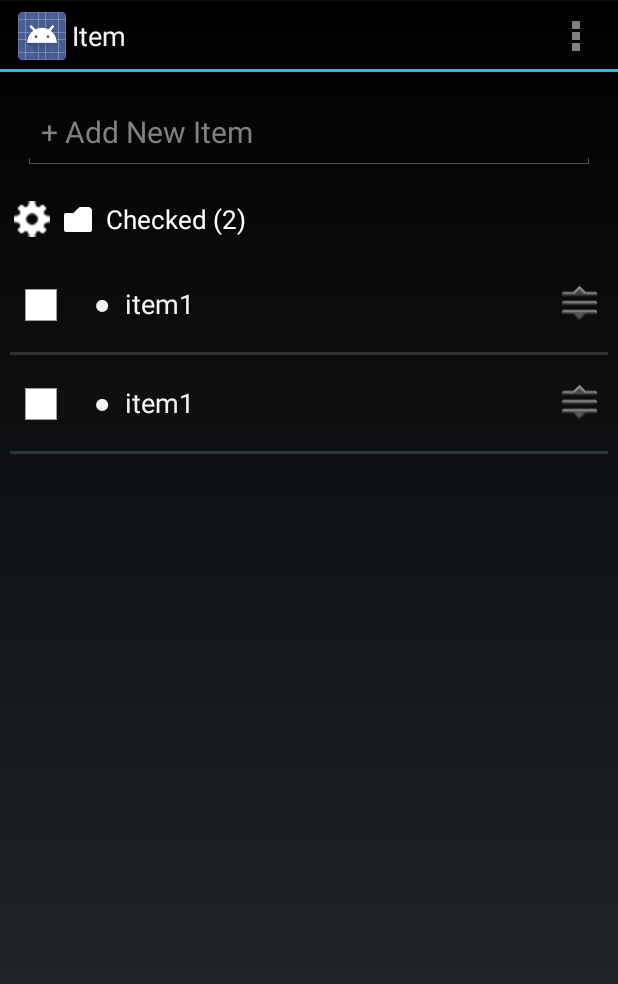
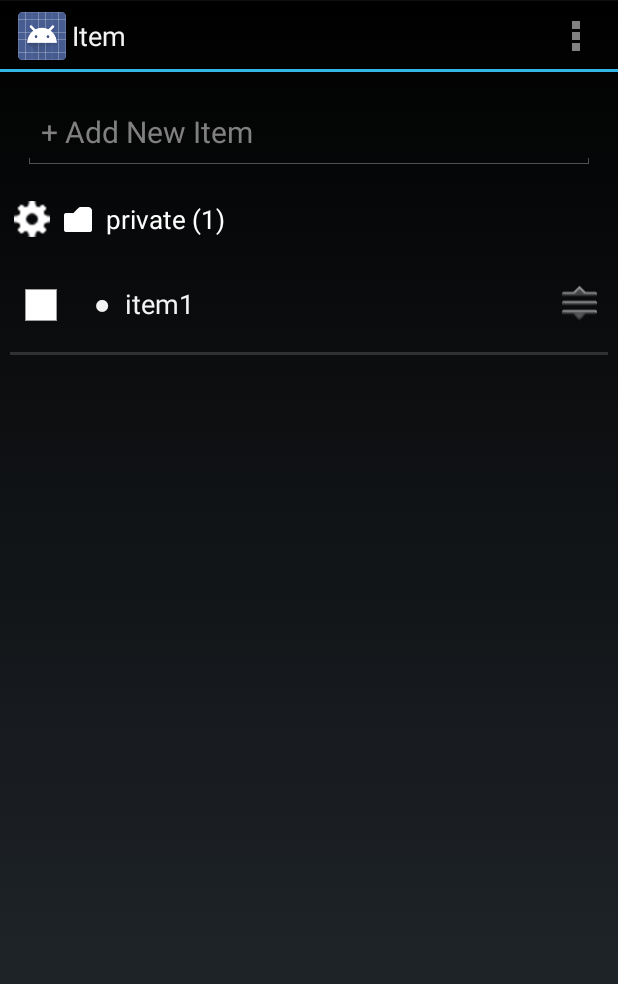
Before and after one commit to nBeebz/ListGet, an Android app: the screen it shows after launch (ItemActivity), after a tap on an icon or button, on a phone screen of 412 x 824 dp. Shown: the top 984 px of the screen. Run offline under Robolectric (Android 15) with nearby library versions, the phone set to English and light mode, and no system bars; 12 statements that could not run were skipped.

Commit message:
Merge branch 'work' of https://github.com/nBeebz/ListGet into myworking
Conflicts:
	app/src/main/java/com/example/nav/listget/Activities/ItemActivity.java

```diff
--- a/app/src/main/java/com/example/nav/listget/Activities/EditListActivity.java
+++ b/app/src/main/java/com/example/nav/listget/Activities/EditListActivity.java
@@ -29,7 +29,6 @@ public class EditListActivity extends Activity {
         setButtons();
         Intent intent = getIntent();
         selectedCat = ((ListObject) intent.getExtras().getSerializable("list"));
-
         editText = (EditText)findViewById(R.id.category);
         editText.setText(selectedCat.getCategory());
 
--- a/app/src/main/java/com/example/nav/listget/Activities/ItemActivity.java
+++ b/app/src/main/java/com/example/nav/listget/Activities/ItemActivity.java
@@ -45,10 +45,6 @@ public class ItemActivity extends ListActivity {
     int listsize = 0;
     ListObject selectedCat = null;
 
-    // filter 0 = allItems, 1=unCheckedItems, 2=checkedItems
-    int filter = -3;
-
-    int number; //number of items
     List<ItemObject> objects;
     EditText inputItem = null;
     TextView filterText;
@@ -119,19 +115,9 @@ public class ItemActivity extends ListActivity {
 
         filterText = (TextView) findViewById(R.id.textView2);
 
-        DBHelper helper = new DBHelper(this);
-        SQLiteDatabase db = helper.getReadableDatabase();
-        Cursor c = (Cursor) db.rawQuery("select * from SelectedCategories;", null);
-        if (c.moveToFirst()) {
-            selectedCat = new ListObject(c.getInt(0), c.getString(1));
-            filter = c.getInt(2);
-            number = c.getInt(3);
-        } else {
-            selectedCat = new ListObject(-2, filterTitles[2]);
-            filter = -2;
-        }
-        c.close();
-        db.close();
+        Intent intent = getIntent();
+        selectedCat = ((ListObject) intent.getExtras().getSerializable("list"));
+        listsize = intent.getExtras().getInt("listsize");
 
         if (savedInstanceState == null) {
             resetList();
@@ -191,7 +177,7 @@ public class ItemActivity extends ListActivity {
                     SQLiteDatabase db = helper.getReadableDatabase();
 
                     updateItem(db);
-                    updateNumItem(db);
+                    //updateNumItem(db);
 
                     saveOrder();
                     resetList();
@@ -208,19 +194,17 @@ public class ItemActivity extends ListActivity {
             ContentValues cv = new ContentValues();
             cv.put("Item", inputItem.getText().toString());
             cv.put("categoryId", selectedCat.getCategoryId());
-            if (filter == 2)
-                cv.put("checked", 1);
             db.insert("Items", null, cv);
 
         }
 
-        private void updateNumItem(SQLiteDatabase db) {
+        /*private void updateNumItem(SQLiteDatabase db) {
             ContentValues cv = new ContentValues();
             number++;
             cv.put("number", number);
             db.update("SelectedCategories", cv, "categoryId = " + selectedCat.getCategoryId(), null);
 
-        }
+        }*/
     }
 
 
@@ -246,17 +230,13 @@ public class ItemActivity extends ListActivity {
         boolean dataInside = false;
 
         //カテゴリに合わせたquery用のstringを取得
-        if (filter == 0) {//show unchecked items when user choose all task
+
             String sql = getQueryString(1);
             boolean notChecked = addToObjectsWithString(sql, db);
             sql = getQueryString(2);
             boolean checked = addToObjectsWithString(sql, db);
             if (notChecked || checked)
                 dataInside = true;
-        } else {
-            String sql = getQueryString(filter);
-            dataInside = addToObjectsWithString(sql, db);
-        }
         db.close();
         adapter = new ItemAdapter(this, objects);
         setListAdapter(adapter);
@@ -272,7 +252,6 @@ public class ItemActivity extends ListActivity {
         boolean dataInside = c.moveToFirst();
         //if there are items inside
         if (dataInside) {
-
             // get items with importance
             c = (Cursor) db.rawQuery("select * from items where importance >-1 " + sql + " order by importance asc;", null);
             addToObjects(c, db);
@@ -329,14 +308,9 @@ public class ItemActivity extends ListActivity {
      */
     private void addToObjects(Cursor c, SQLiteDatabase db) {
         Boolean isEof = c.moveToFirst();
-        Cursor color;
         while (isEof) {
-            color = (Cursor) db.rawQuery("select * from categories where categoryId=" + c.getInt(2) + ";", null);
-            if (color.moveToFirst()) {
-                objects.add(new ItemObject(c.getInt(c.getColumnIndex("itemId")), c.getString(c.getColumnIndex("item")), true, c.getInt(c.getColumnIndex("checked"))));
-            } else {
-                objects.add(new ItemObject(c.getInt(c.getColumnIndex("itemId")), c.getString(c.getColumnIndex("item")), true, c.getInt(c.getColumnIndex("checked"))));
-            }
+            objects.add(new ItemObject(c.getInt(c.getColumnIndex("itemId")), c.getString(c.getColumnIndex("item")), true, c.getInt(c.getColumnIndex("checked"))));
+
             listsize++;
             isEof = c.moveToNext();
         }
@@ -374,9 +348,7 @@ public class ItemActivity extends ListActivity {
             }
             db.update("Items", cv, "ItemId = " + selectedItem.getItemId(), null);
         }
-        ContentValues cv = new ContentValues();
-        cv.put("filter", filter);
-        db.update("SelectedCategories", cv, "categoryId = " + selectedCat.getCategoryId(), null);
+
     }
 
     /*drag & drop stuff*/
```
